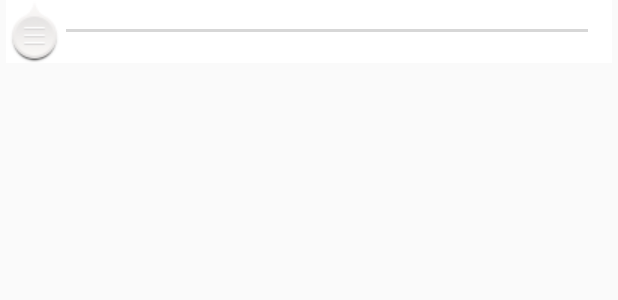
After one commit to Banakey/DailySpeak, an Android app: the layout activity_study.xml on its own in the app's theme, with its tools: preview values and no code run, on a phone screen of 412 x 824 dp. The commit adds this screen. Shown: the top 300 px of the screen. Run offline under Robolectric (Android 15) with nearby library versions, the phone set to English and light mode, and no system bars.

```diff
--- a/app/src/main/AndroidManifest.xml
+++ b/app/src/main/AndroidManifest.xml
@@ -47,6 +47,8 @@
             android:label="@string/title_activity_info"
             android:theme="@style/AppTheme.NoActionBar">
         </activity>
+        <activity android:name=".activity.StudyActivity">
+        </activity>
     </application>
 
 </manifest>
--- a/app/src/main/java/com/software/upc/fluency/adapter/StudyAdapter.java
+++ b/app/src/main/java/com/software/upc/fluency/adapter/StudyAdapter.java
@@ -1,4 +1,4 @@
-package com.software.upc.fluency.model;
+package com.software.upc.fluency.adapter;
 
 import android.content.Context;
 import android.view.LayoutInflater;
@@ -8,6 +8,7 @@ import android.widget.BaseAdapter;
 import android.widget.TextView;
 
 import com.software.upc.fluency.R;
+import com.software.upc.fluency.model.StudyItem;
 
 import java.util.List;
 
--- /dev/null
+++ b/app/src/main/res/layout/activity_study.xml
@@ -0,0 +1,27 @@
+<LinearLayout xmlns:android="http://schemas.android.com/apk/res/android"
+              xmlns:tools="http://schemas.android.com/tools"
+              android:layout_width="match_parent"
+              android:layout_height="match_parent"
+              tools:context="com.software.upc.fluency.activity.StudyActivity"
+              android:orientation="vertical">
+    <SeekBar
+        android:id="@+id/sb_progress"
+        android:layout_width="match_parent"
+        android:layout_height="wrap_content"
+        android:layout_below="@+id/txt_start_time"
+        android:layout_gravity="center_vertical"
+        android:layout_marginLeft="4dp"
+        android:layout_marginRight="4dp"
+        android:maxHeight="36dip"
+        android:minHeight="36dip"
+        android:paddingLeft="20dp"
+        android:paddingRight="12dp"
+        android:background="@color/white"
+        android:thumb="@drawable/icon_seekbar_pointer"
+        android:thumbOffset="18dp" />
+    <TextView
+        android:id="@+id/study_text"
+        android:layout_width="match_parent"
+        android:layout_height="match_parent"
+        android:textSize="20dp"/>
+</LinearLayout>
```
Also changed, not shown: app/src/main/java/com/software/upc/fluency/activity/StudyActivity.java (added, +23 -0 lines), app/src/main/java/com/software/upc/fluency/fragment/HomeFragment.java (+21 -4 lines), app/src/main/java/com/software/upc/fluency/model/StudyItem.java (+14 -11 lines), app/src/main/res/drawable/flower.jpg (deleted), app/src/main/res/drawable/icon_seekbar_pointer.png (added), app/src/main/res/drawable/sun.png (deleted), app/src/main/res/drawable/timgs.jpg (deleted).
